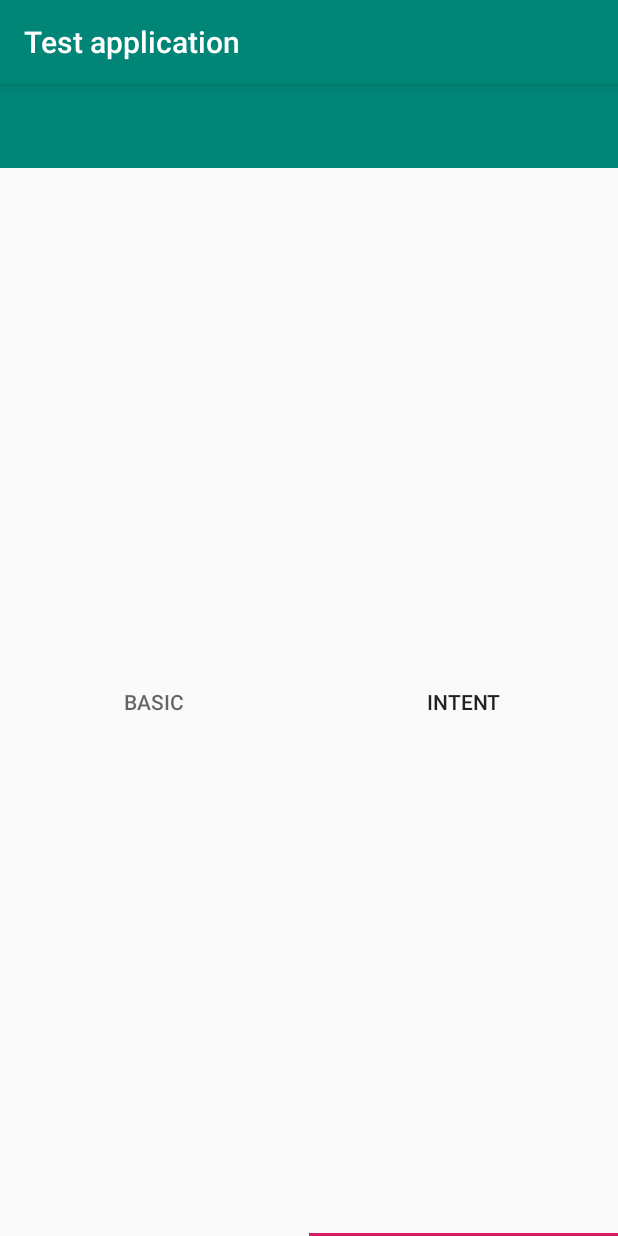
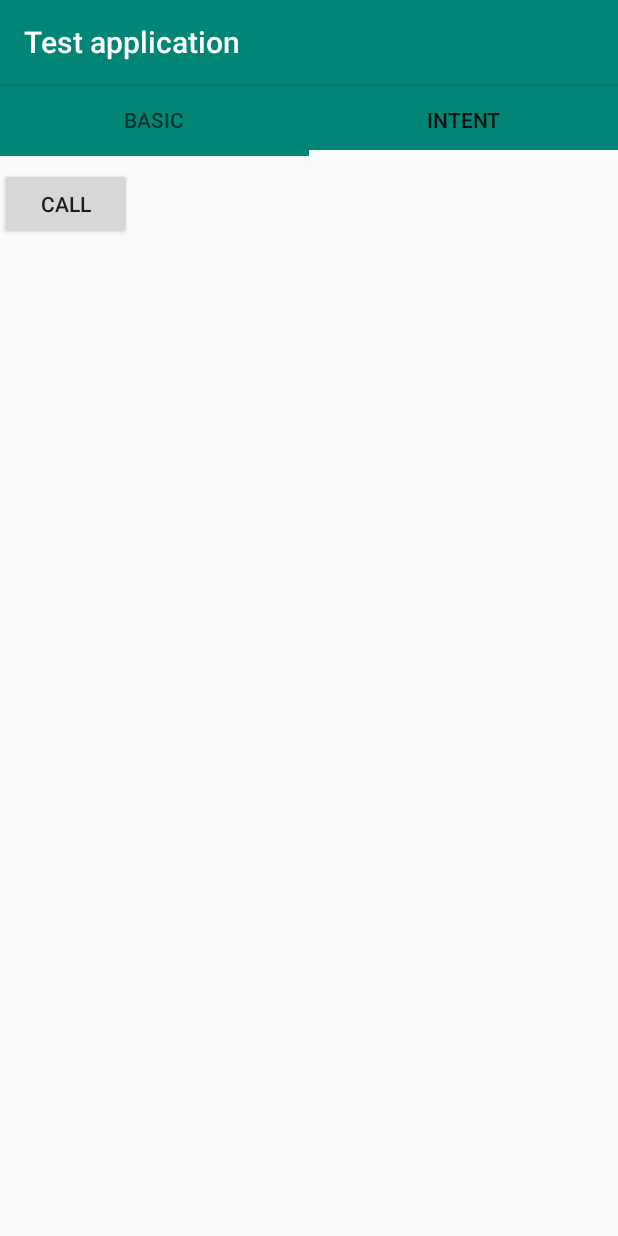
Before and after one commit to ryosaeba82/MultiTestApp, an Android app: the MainActivity screen opened directly, with no data from a screen before it, tab 2 chosen, on a phone screen of 412 x 824 dp. Run offline under Robolectric (Android 15) with nearby library versions, the phone set to English and light mode, and no system bars.

Commit message:
Implementato TabLayout

```diff
--- a/app/src/main/java/com/starware/mpicciau/multitestapp/MainActivity.java
+++ b/app/src/main/java/com/starware/mpicciau/multitestapp/MainActivity.java
@@ -1,4 +1,5 @@
 package com.starware.mpicciau.multitestapp;
+
 
 import android.support.design.widget.TabLayout;
 import android.support.v4.view.ViewPager;
@@ -8,15 +9,16 @@ import android.os.Bundle;
 public class MainActivity extends AppCompatActivity {
 
     private TabAdapter adapter;
+    private ViewPager viewPager;
     private TabLayout tabLayout;
-    private ViewPager viewPager;
 
     @Override
     protected void onCreate(Bundle savedInstanceState) {
         super.onCreate(savedInstanceState);
+
         setContentView(R.layout.activity_main);
-        viewPager = (ViewPager) findViewById(R.id.viewPager);
-        tabLayout = (TabLayout) findViewById(R.id.tabLayout);
+        viewPager = findViewById(R.id.viewPager);
+        tabLayout = findViewById(R.id.tabLayout);
 
         adapter = new TabAdapter(getSupportFragmentManager());
         adapter.addFragment(new BasicMenuFragment(), "Basic");
--- a/app/src/main/res/layout/activity_main.xml
+++ b/app/src/main/res/layout/activity_main.xml
@@ -5,14 +5,17 @@
               android:layout_height="match_parent"
               android:orientation="vertical">
 
-    <include layout="@layout/app_bar" />
-
     <android.support.design.widget.TabLayout
             android:id="@+id/tabLayout"
             android:layout_width="match_parent"
-            android:layout_height="match_parent">
+            android:layout_height="wrap_content"
+            android:minHeight="?actionBarSize"
+            app:tabIndicatorColor="@color/white"
+            app:tabIndicatorHeight="4dp"
+            app:tabBackground="@color/colorPrimary"
+    >
+    </android.support.design.widget.TabLayout>
 
-    </android.support.design.widget.TabLayout>
     <android.support.v4.view.ViewPager
             android:id="@+id/viewPager"
             android:layout_width="match_parent"
--- a/app/src/main/res/layout/app_bar.xml
+++ b/app/src/main/res/layout/app_bar.xml
@@ -1,10 +1,12 @@
 <?xml version="1.0" encoding="utf-8"?>
-<android.support.v7.widget.Toolbar
-        xmlns:android="http://schemas.android.com/apk/res/android"
-        xmlns:app="http://schemas.android.com/apk/res-auto"
-        android:id="@+id/toolbar"
-        android:layout_width="match_parent"
-        android:layout_height="wrap_content"
-        android:background="?attr/colorPrimary"
-        android:theme="?attr/actionBarTheme"
-        android:minHeight="?attr/actionBarSize" />
+<android.support.v7.widget.Toolbar xmlns:android="http://schemas.android.com/apk/res/android"
+                                   xmlns:app="http://schemas.android.com/apk/res-auto"
+                                   android:id="@+id/toolbar"
+                                   android:layout_width="match_parent"
+                                   android:layout_height="?attr/actionBarSize"
+                                   android:background="@color/colorPrimary"
+                                   android:gravity="center_vertical"
+                                   app:layout_collapseMode="pin"
+                                   app:layout_scrollFlags="scroll|enterAlways"
+                                   app:theme="@style/MyToolbarTheme"
+                                   app:title="@string/app_name"/>
--- a/app/src/main/res/layout/fragment_intent_menu.xml
+++ b/app/src/main/res/layout/fragment_intent_menu.xml
@@ -7,4 +7,8 @@
 
     <!-- TODO: Update blank fragment layout -->
 
+    <Button
+            android:text="@string/button_call_txt"
+            android:layout_width="wrap_content"
+            android:layout_height="wrap_content" android:id="@+id/button_call"/>
 </FrameLayout>
--- a/app/src/main/res/values/colors.xml
+++ b/app/src/main/res/values/colors.xml
@@ -4,4 +4,5 @@
     <color name="colorPrimaryDark">#00574B</color>
     <color name="colorAccent">#D81B60</color>
     <color name="gray">#3D3D3D</color>
+    <color name="white">#FFFFFF</color>
 </resources>
--- a/app/src/main/res/values/strings.xml
+++ b/app/src/main/res/values/strings.xml
@@ -2,6 +2,7 @@
     <string name="app_name">Test application</string>
     <string name="splash_screen" translatable="false">SPLASH SCREEN</string>
     <string name="button_exit_txt">Exit</string>
+    <string name="button_call_txt">Call</string>
 
 
 </resources>
--- a/app/src/main/res/values/styles.xml
+++ b/app/src/main/res/values/styles.xml
@@ -10,5 +10,10 @@
     <style name="SplashTheme" parent="Theme.AppCompat.NoActionBar">
         <item name="android:windowBackground">@drawable/splash_theme</item>
     </style>
+    <style name="MyToolbarTheme"
+           parent="@style/ThemeOverlay.AppCompat.Dark">
+        <item name="colorControlNormal">@color/white</item>
+        <item name="titleTextColor">@color/white</item>
+    </style>
 
 </resources>
```
Also changed, not shown: 1 other file.
